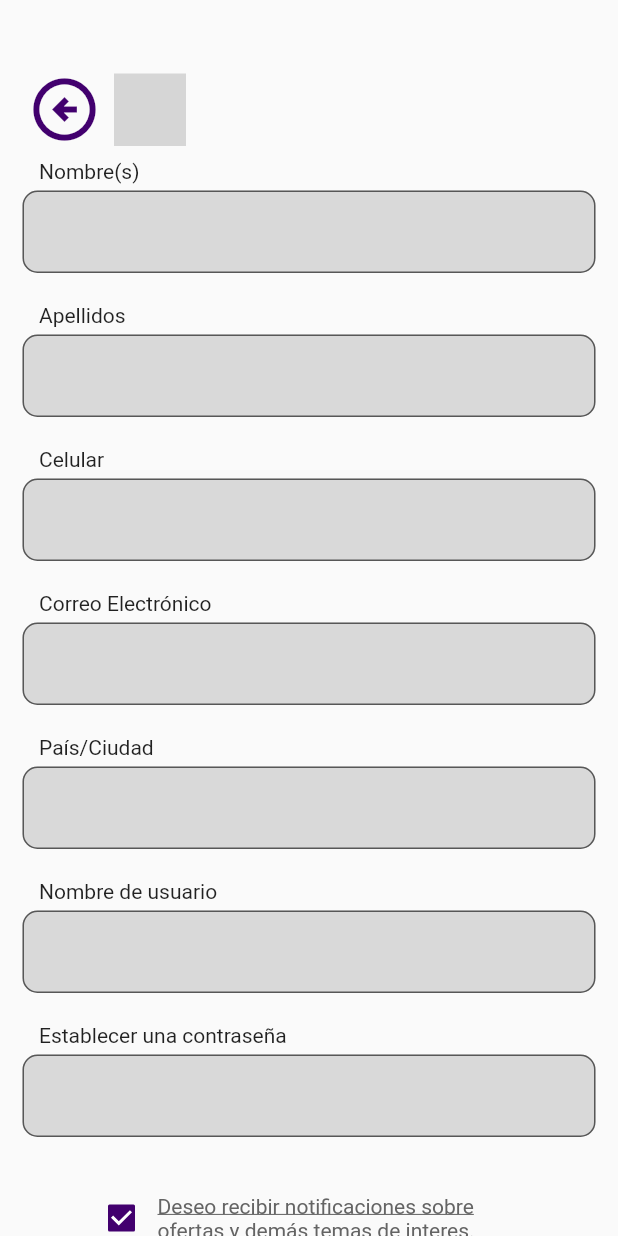
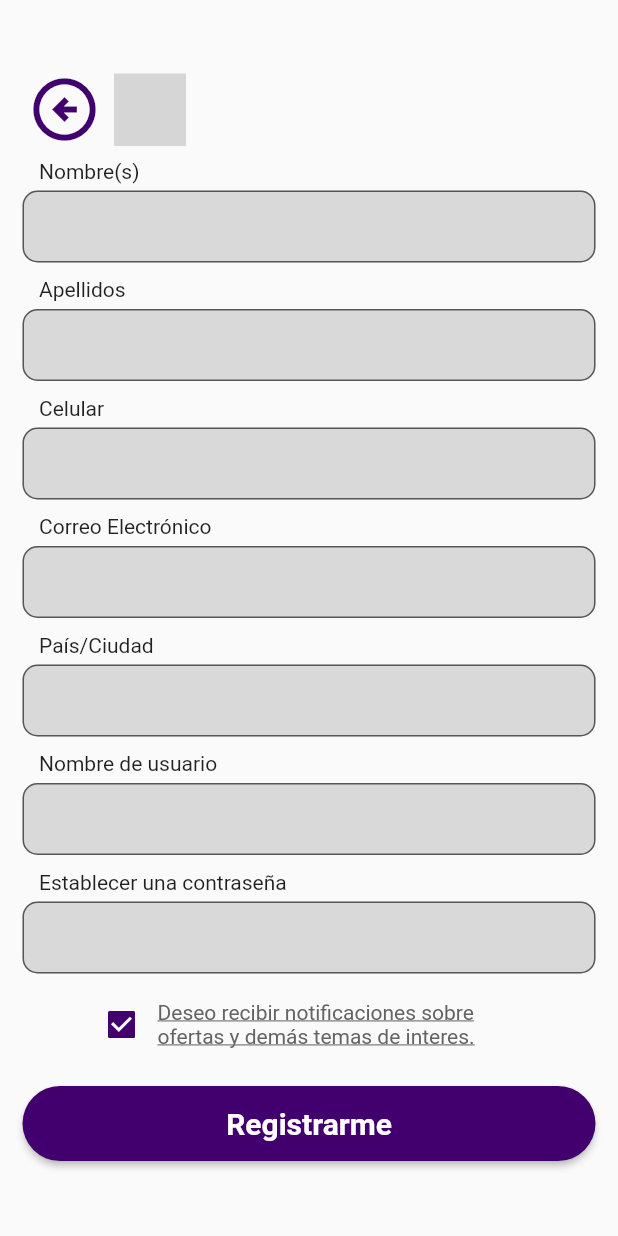
Before and after one commit to fromagge/MovialFinal, a Flutter app: the RegisterPage screen opened directly, on a phone screen of 412 x 824 dp. Run offline on Flutter 3.47's test engine with Material 2 defaults, Android fonts, the phone set to English and light mode, and no system bars; our stand-ins replace adaptive_dialog, carousel_slider, firebase_core, flutter_easyloading, geolocator, get and 3 more; missing offline and left inert: division; accounts and stored records are empty; grey boxes are pictures that could not be loaded.

Commit message:
Fixed TextField_Widget

```diff
--- a/lib/ui/pages/login/register_page.dart
+++ b/lib/ui/pages/login/register_page.dart
@@ -47,8 +47,8 @@ class _RegisterForm extends State<RegisterPage> {
 
   @override
   Widget build(BuildContext context) {
-    const double divider = 20;
-    const double textFieldHeight = 55;
+    const double divider = 10;
+    const double textFieldHeight = 0;
     return Scaffold(
       body: SingleChildScrollView(
         child: Padding(
@@ -140,9 +140,6 @@ class _RegisterForm extends State<RegisterPage> {
                         const SizedBox(
                           height: divider,
                         ),
-                        const SizedBox(
-                          height: 10,
-                        ),
                         Row(
                           crossAxisAlignment: CrossAxisAlignment.center,
                           mainAxisAlignment: MainAxisAlignment.center,
@@ -169,7 +166,7 @@ class _RegisterForm extends State<RegisterPage> {
                           ],
                         ),
                         const SizedBox(
-                          height: divider,
+                          height: divider + 7,
                         ),
                         DefaultButtonWidget(
                             label: "Registrarme",
--- a/lib/ui/widgets/Input_Widgets/textfield_widget.dart
+++ b/lib/ui/widgets/Input_Widgets/textfield_widget.dart
@@ -15,7 +15,7 @@ class DefaultTextWidget extends StatelessWidget {
     required this.textInputType,
     required this.validator,
     this.myFocusNode,
-    this.height = 60,
+    this.height = 0,
   });
 
   @override
@@ -29,24 +29,25 @@ class DefaultTextWidget extends StatelessWidget {
               child: Text(
                 label,
               )),
-          SizedBox(
-              height: height,
-              child: TextFormField(
+          TextFormField(
             obscureText: obscureText,
             keyboardType: textInputType,
             focusNode: myFocusNode,
+            style: TextStyle(fontSize: 18 + 0.12 * height),
             decoration: InputDecoration(
+              contentPadding: EdgeInsets.only(
+                  top: height / 2, bottom: height / 2, left: 10),
               filled: true,
               fillColor:
                   myFocusNode!.hasFocus ? Colors.white : Color(0XFFD9D9D9),
               border: OutlineInputBorder(
                 borderRadius: BorderRadius.circular(10),
               ),
-                  errorStyle: const TextStyle(
-                      fontSize: 14, fontWeight: FontWeight.w400),
+              errorStyle: TextStyle(
+                  fontSize: 13 + 0.12 * height, fontWeight: FontWeight.w400),
             ),
             validator: validator,
-              )),
+          ),
         ]);
   }
 }
```
Lines whose indentation alone changed are shown as unchanged.
